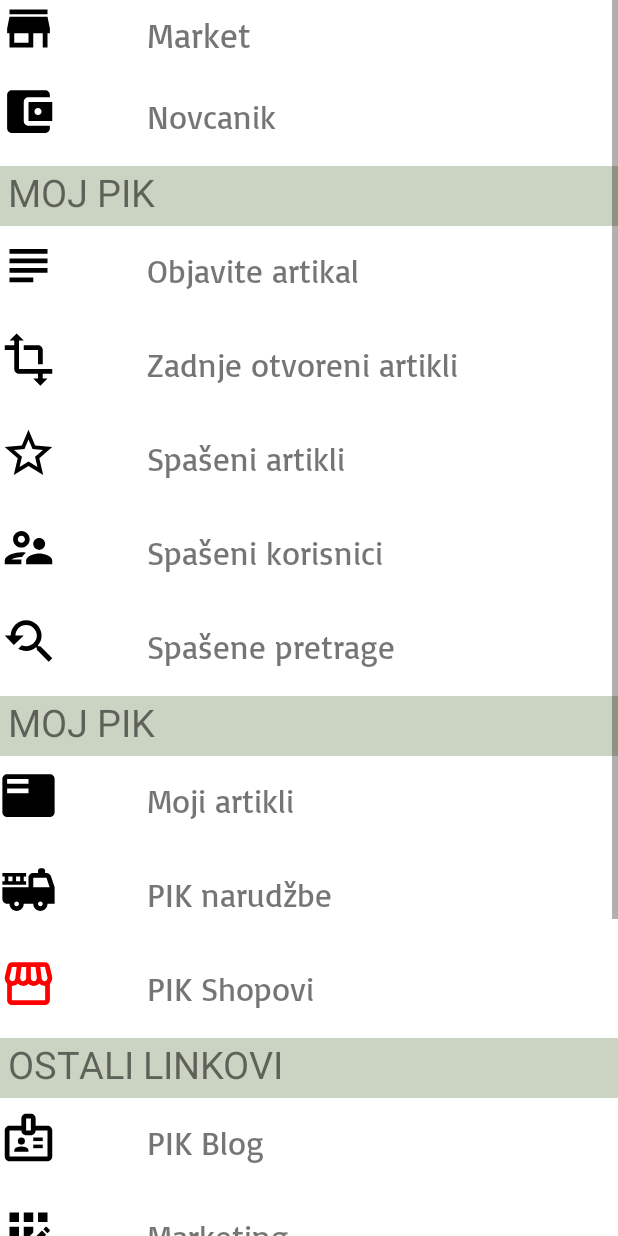
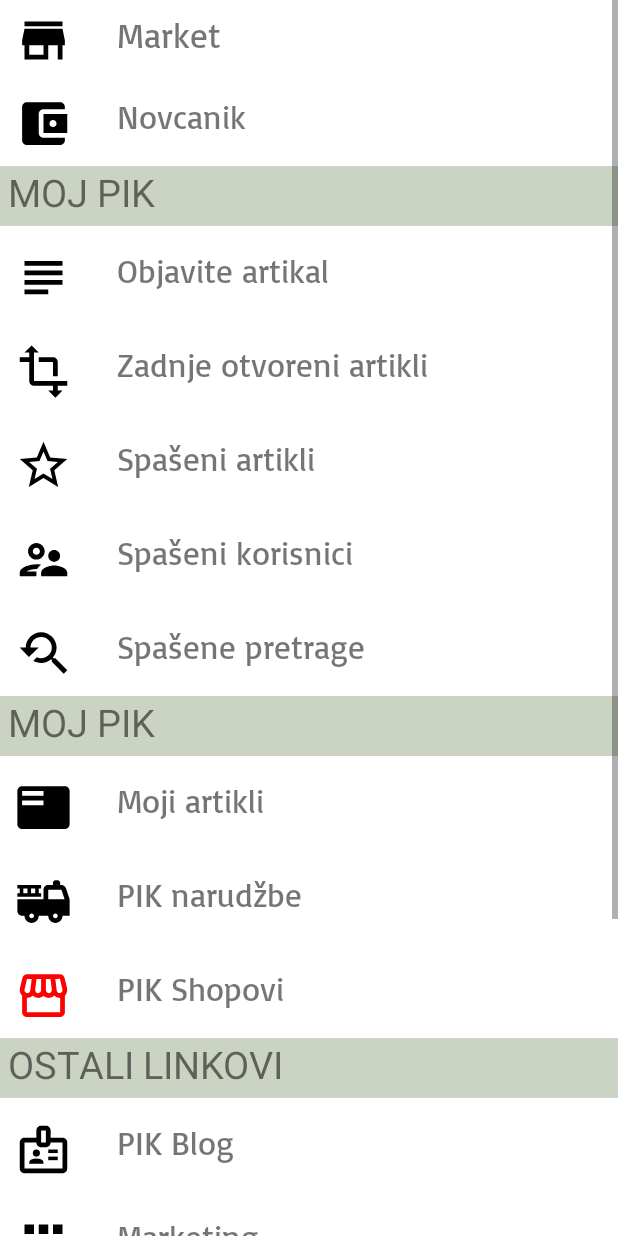
Before and after one commit to Brcaninovich/BinaryHakaton, an Android app: the settingsscrol screen opened directly, with no data from a screen before it, on a phone screen of 412 x 824 dp. Run offline under Robolectric (Android 15) with nearby library versions, the phone set to English and light mode, and no system bars.

Commit message:
Edit settings

```diff
--- a/app/src/main/res/layout/activity_settingsscrol.xml
+++ b/app/src/main/res/layout/activity_settingsscrol.xml
@@ -28,7 +28,9 @@
                     android:layout_width="wrap_content"
                     android:layout_height="wrap_content"
                     android:src="@drawable/baseline_store_24"
-                    android:layout_marginRight="60dp">
+                    android:layout_marginRight="30dp"
+                    android:layout_marginTop="8dp"
+                    android:layout_marginLeft="10dp">
 
                 </ImageView>
 
@@ -62,7 +64,9 @@
                     android:layout_width="wrap_content"
                     android:layout_height="wrap_content"
                     android:src="@drawable/baseline_account_balance_wallet_24"
-                    android:layout_marginRight="60dp">
+                    android:layout_marginRight="30dp"
+                    android:layout_marginTop="8dp"
+                    android:layout_marginLeft="10dp">
 
                 </ImageView>
 
@@ -115,7 +119,9 @@
                 android:layout_width="wrap_content"
                 android:layout_height="wrap_content"
                 android:src="@drawable/outline_subject_24"
-                android:layout_marginRight="60dp">
+                android:layout_marginRight="30dp"
+                android:layout_marginTop="8dp"
+                android:layout_marginLeft="10dp">
 
             </ImageView>
 
@@ -145,7 +151,9 @@
                     android:layout_width="wrap_content"
                     android:layout_height="wrap_content"
                     android:src="@drawable/back_menu_24"
-                    android:layout_marginRight="60dp">
+                    android:layout_marginRight="30dp"
+                    android:layout_marginTop="8dp"
+                    android:layout_marginLeft="10dp">
 
                 </ImageView>
 
@@ -174,7 +182,9 @@
                     android:layout_width="wrap_content"
                     android:layout_height="wrap_content"
                     android:src="@drawable/outline_star_outline_24"
-                    android:layout_marginRight="60dp">
+                    android:layout_marginRight="30dp"
+                    android:layout_marginTop="8dp"
+                    android:layout_marginLeft="10dp">
 
                 </ImageView>
 
@@ -203,7 +213,9 @@
                     android:layout_width="wrap_content"
                     android:layout_height="wrap_content"
                     android:src="@drawable/outline_supervisor_account_24"
-                    android:layout_marginRight="60dp">
+                    android:layout_marginRight="30dp"
+                    android:layout_marginTop="8dp"
+                    android:layout_marginLeft="10dp">
 
                 </ImageView>
 
@@ -232,7 +244,9 @@
                     android:layout_width="wrap_content"
                     android:layout_height="wrap_content"
                     android:src="@drawable/baseline_youtube_searched_for_24"
-                    android:layout_marginRight="60dp">
+                    android:layout_marginRight="30dp"
+                    android:layout_marginTop="8dp"
+                    android:layout_marginLeft="10dp">
 
                 </ImageView>
 
@@ -280,7 +294,9 @@
                     android:layout_width="wrap_content"
                     android:layout_height="wrap_content"
                     android:src="@drawable/baseline_featured_play_list_24"
-                    android:layout_marginRight="60dp">
+                    android:layout_marginRight="30dp"
+                    android:layout_marginTop="8dp"
+                    android:layout_marginLeft="10dp">
 
                 </ImageView>
 
@@ -309,7 +325,9 @@
                     android:layout_width="wrap_content"
                     android:layout_height="wrap_content"
                     android:src="@drawable/baseline_fire_truck_24"
-                    android:layout_marginRight="60dp">
+                    android:layout_marginRight="30dp"
+                    android:layout_marginTop="8dp"
+                    android:layout_marginLeft="10dp">
 
                 </ImageView>
 
@@ -338,7 +356,9 @@
                     android:layout_width="wrap_content"
                     android:layout_height="wrap_content"
                     android:src="@drawable/baseline_storefront_24"
-                    android:layout_marginRight="60dp">
+                    android:layout_marginRight="30dp"
+                    android:layout_marginTop="8dp"
+                    android:layout_marginLeft="10dp">
 
                 </ImageView>
 
@@ -386,7 +406,9 @@
                     android:layout_width="wrap_content"
                     android:layout_height="wrap_content"
                     android:src="@drawable/outline_badge_24"
-                    android:layout_marginRight="60dp">
+                    android:layout_marginRight="30dp"
+                    android:layout_marginTop="8dp"
+                    android:layout_marginLeft="10dp">
 
                 </ImageView>
 
@@ -415,7 +437,9 @@
                     android:layout_width="wrap_content"
                     android:layout_height="wrap_content"
                     android:src="@drawable/baseline_app_registration_24"
-                    android:layout_marginRight="60dp">
+                    android:layout_marginRight="30dp"
+                    android:layout_marginTop="8dp"
+                    android:layout_marginLeft="10dp">
 
                 </ImageView>
 
@@ -444,7 +468,9 @@
                     android:layout_width="wrap_content"
                     android:layout_height="wrap_content"
                     android:src="@drawable/baseline_health_and_safety_24"
-                    android:layout_marginRight="60dp">
+                    android:layout_marginRight="30dp"
+                    android:layout_marginTop="8dp"
+                    android:layout_marginLeft="10dp">
 
                 </ImageView>
 
@@ -473,7 +499,9 @@
                     android:layout_width="wrap_content"
                     android:layout_height="wrap_content"
                     android:src="@drawable/baseline_question_mark_24"
-                    android:layout_marginRight="60dp">
+                    android:layout_marginRight="30dp"
+                    android:layout_marginTop="8dp"
+                    android:layout_marginLeft="10dp">
 
                 </ImageView>
 
@@ -502,7 +530,9 @@
                     android:layout_width="wrap_content"
                     android:layout_height="wrap_content"
                     android:src="@drawable/baseline_settings_24"
-                    android:layout_marginRight="60dp">
+                    android:layout_marginRight="30dp"
+                    android:layout_marginTop="8dp"
+                    android:layout_marginLeft="10dp">
 
                 </ImageView>
 
@@ -530,7 +560,9 @@
                     android:layout_width="wrap_content"
                     android:layout_height="wrap_content"
                     android:src="@drawable/baseline_logout_24"
-                    android:layout_marginRight="60dp">
+                    android:layout_marginRight="30dp"
+                    android:layout_marginTop="8dp"
+                    android:layout_marginLeft="10dp">
 
                 </ImageView>
 
```
